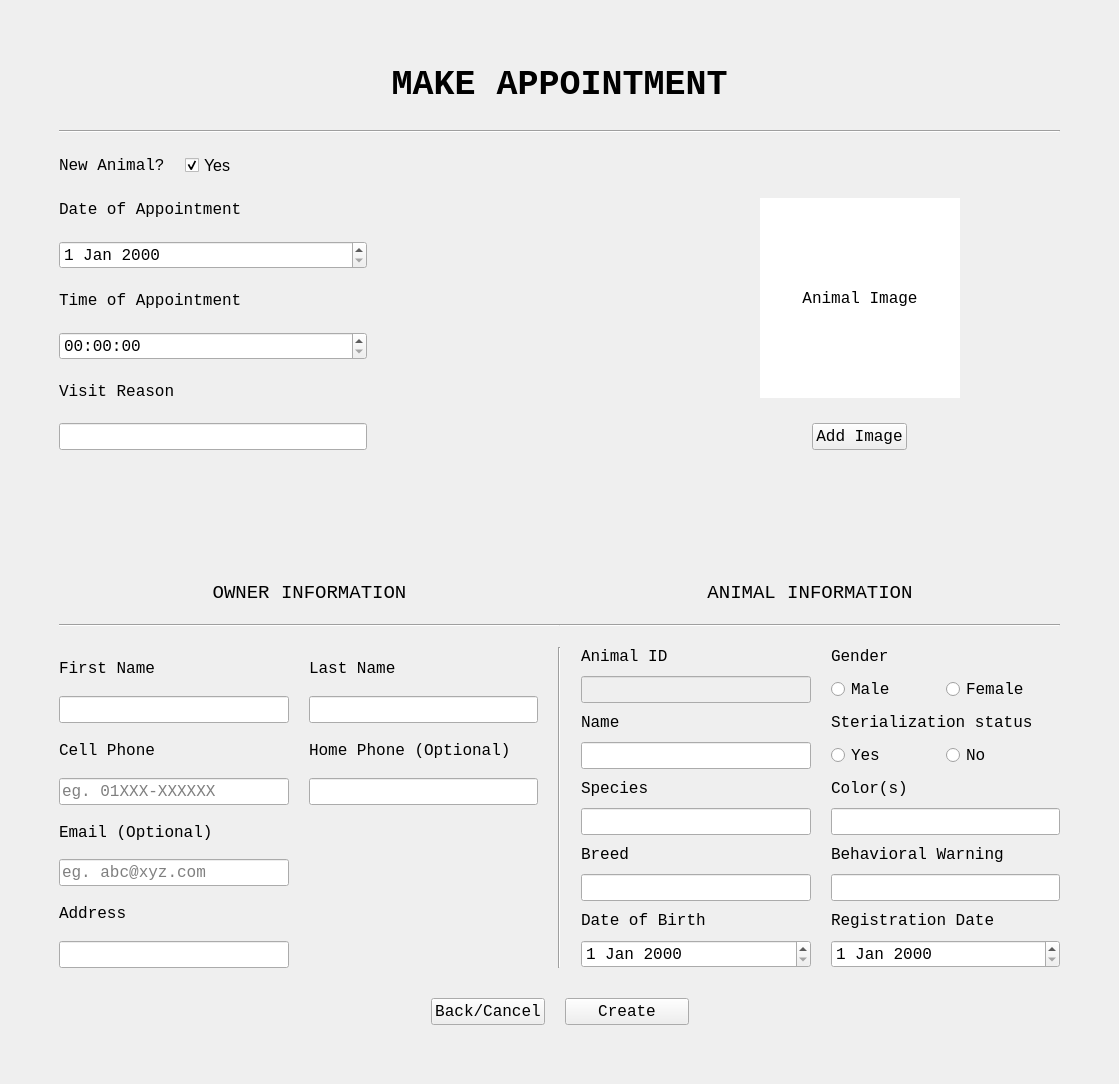
This is ApppointmentCreateUI.ui in ASNaeem/Simple-VCMS as Qt 5 draws it before an edit. The edited form follows.
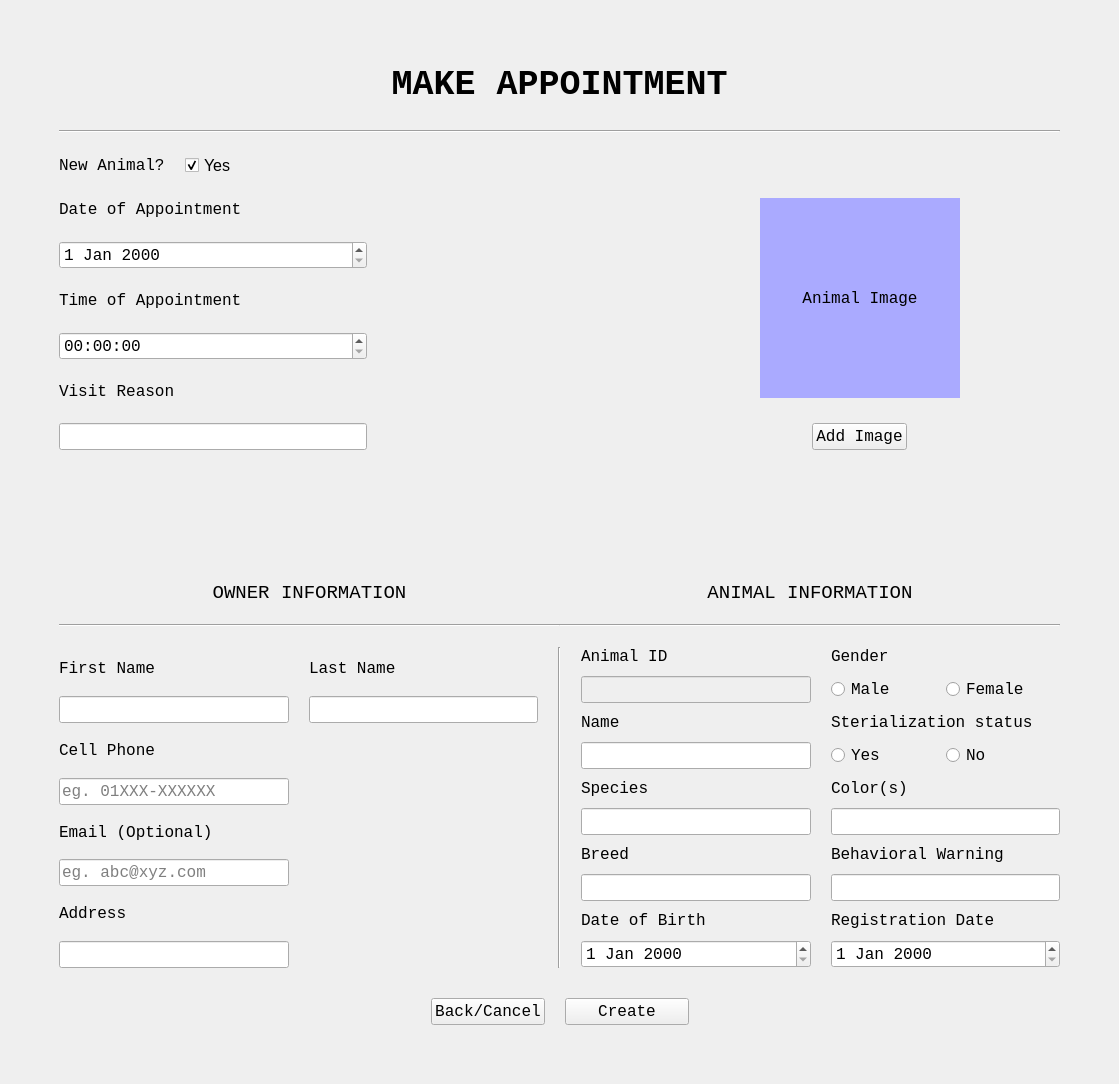
This is the edited form.

```diff
--- a/ApppointmentCreateUI.ui
+++ b/ApppointmentCreateUI.ui
@@ -327,7 +327,7 @@
              </font>
             </property>
             <property name="styleSheet">
-             <string notr="true">background-color: rgb(255, 255, 255);</string>
+             <string notr="true">background-color: rgb(170, 170, 255);</string>
             </property>
             <property name="text">
              <string>Animal Image</string>
@@ -582,29 +582,6 @@
             </property>
            </widget>
           </item>
-          <item row="2" column="1">
-           <widget class="QLabel" name="label_20">
-            <property name="font">
-             <font>
-              <family>Courier New</family>
-              <pointsize>12</pointsize>
-             </font>
-            </property>
-            <property name="text">
-             <string>Home Phone (Optional)</string>
-            </property>
-           </widget>
-          </item>
-          <item row="3" column="1">
-           <widget class="QLineEdit" name="line_home_phone">
-            <property name="font">
-             <font>
-              <family>Courier New</family>
-              <pointsize>12</pointsize>
-             </font>
-            </property>
-           </widget>
-          </item>
          </layout>
         </item>
         <item>
```
Left out of the diff: 4 changed lines with no effect on the pictures.
